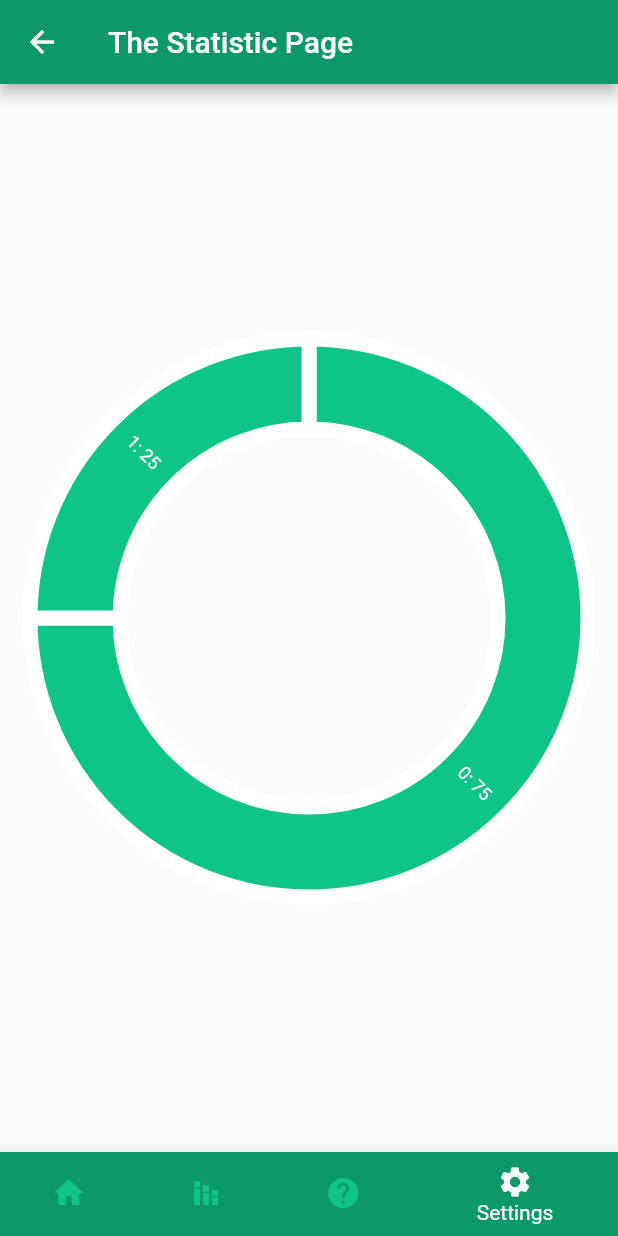
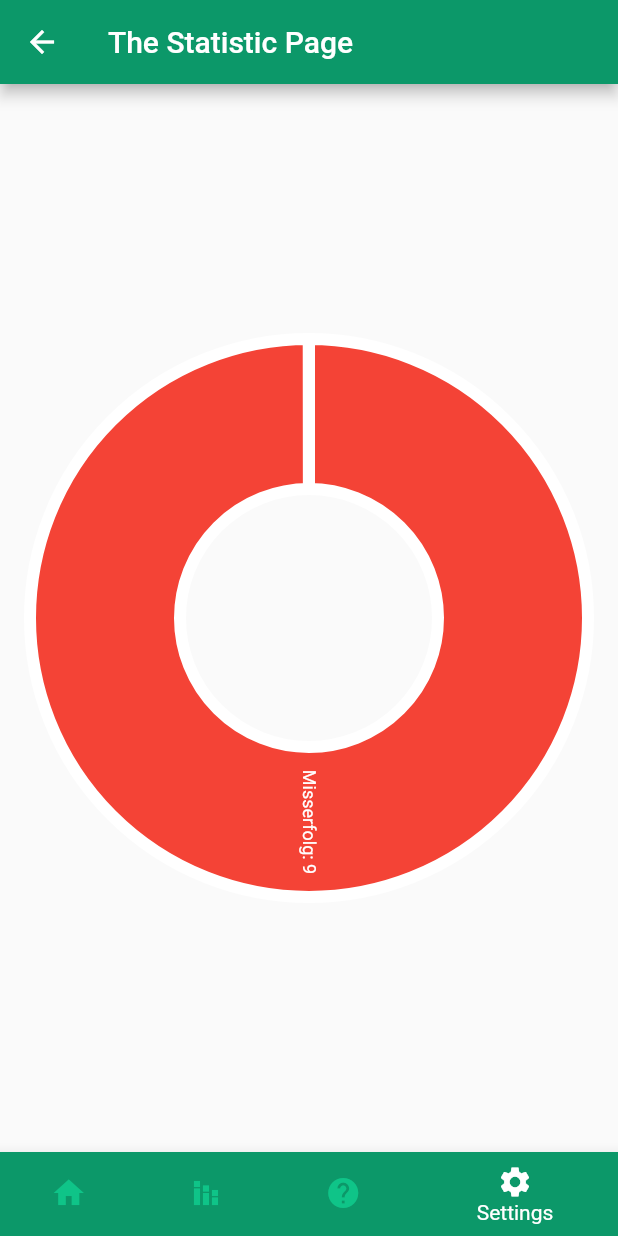
Before and after one commit to gurdipsingh/Color-Cards-Classroom, a Flutter app: the Statistic screen opened directly with empty values, on a phone screen of 412 x 824 dp. Run offline on Flutter 3.47's test engine with Material 2 defaults, Android fonts, the phone set to English and light mode, and no system bars; our stand-ins replace charts_flutter.

```diff
--- a/lib/components/PassingArgument.dart
+++ b/lib/components/PassingArgument.dart
@@ -1,12 +1,13 @@
 import 'package:e_learning/components/indexCardObject.dart';
 import 'package:e_learning/components/score.dart';
+import 'package:flutter/material.dart';
 
 class PassingArgument {
   String _name;
   Map<String, String> _navigation = {};
   Map _settings = {"language": "GERMAN"};
   List<IndexCardObject> _cards = [];
-  List<Score> _scoreSheet = [];
+  List<Score> _scoreSheet = [new Score(0, DateTime.now(), 'Erfolg', Colors.green)];
   Score _unratedScore;
 
   PassingArgument(String name) {
@@ -34,12 +35,12 @@ class PassingArgument {
   }
 
   void addScore(DateTime time, int numberOfRightAnswer) {
-    Score score = new Score(numberOfRightAnswer, time);
+    Score score = new Score(numberOfRightAnswer, time, 'Erfolg', Colors.green);
     this._scoreSheet.add(score);
   }
 
   void setUnratedScore(DateTime time, int numberOfRightAnswer) {
-    this._unratedScore = new Score(numberOfRightAnswer, time);
+    this._unratedScore = new Score(numberOfRightAnswer, time, 'Erfolg', Colors.green);
   }
 
   String getName() {
--- a/lib/components/donutAutoLabelChart.dart
+++ b/lib/components/donutAutoLabelChart.dart
@@ -1,6 +1,5 @@
-/// Donut chart with labels example. This is a simple pie chart with a hole in
-/// the middle.
 import 'package:charts_flutter/flutter.dart' as charts;
+import 'package:e_learning/components/score.dart';
 import 'package:flutter/material.dart';
 
 class DonutAutoLabelChart extends StatelessWidget {
@@ -9,12 +8,10 @@ class DonutAutoLabelChart extends StatelessWidget {
 
   DonutAutoLabelChart(this.seriesList, {this.animate});
 
-  /// Creates a [PieChart] with sample data and no transition.
-  factory DonutAutoLabelChart.withSampleData() {
+  factory DonutAutoLabelChart.withSampleData(Score score) {
     return new DonutAutoLabelChart(
-      _createSampleData(),
-      // Disable animations for image tests.
-      animate: false,
+      _createScoreData(score),
+      animate: true,
     );
   }
 
@@ -23,36 +20,27 @@ class DonutAutoLabelChart extends StatelessWidget {
     return new charts.PieChart(seriesList,
         animate: animate,
         defaultRenderer: new charts.ArcRendererConfig(
-            arcWidth: 60,
-            strokeWidthPx: 10,
+            arcWidth: 100,
+            strokeWidthPx: 8,
             arcRendererDecorators: [new charts.ArcLabelDecorator()]));
   }
 
-  /// Create one series with sample hard coded data.
-  static List<charts.Series<LinearSales, int>> _createSampleData() {
+  static List<charts.Series<Score, String>> _createScoreData(Score score) {
     final data = [
-      new LinearSales(0, 75),
-      new LinearSales(1, 25),
+      score,
+      new Score(score.getNumberOfWrong(), DateTime.now(), 'Misserfolg', Colors.red),
     ];
 
     return [
-      new charts.Series<LinearSales, int>(
-          id: 'Sales',
-          domainFn: (LinearSales sales, _) => sales.year,
-          measureFn: (LinearSales sales, _) => sales.sales,
+      new charts.Series<Score, String>(
+          id: 'Score',
+          domainFn: (Score score, _) => score.getDateTime().toString(),
+          measureFn: (Score score, _) => score.getNumberOfRights(),
           data: data,
-          // Set a label accessor to control the text of the arc label.
-          labelAccessorFn: (LinearSales row, _) => '${row.year}: ${row.sales}',
-          colorFn: (LinearSales color, _) =>
-              charts.Color(a: 255, r: 15, g: 196, b: 136))
+          labelAccessorFn: (Score score, _) =>
+              '${score.label}: ${score.getNumberOfRights()}',
+          colorFn: (Score score, _) =>
+              charts.ColorUtil.fromDartColor(score.color))
     ];
   }
 }
-
-/// Sample linear data type.
-class LinearSales {
-  final int year;
-  final int sales;
-
-  LinearSales(this.year, this.sales);
-}
--- a/lib/components/score.dart
+++ b/lib/components/score.dart
@@ -1,14 +1,20 @@
+import 'dart:ui';
+
 class Score {
   int _numberOfRight;
   int _numberOfWrong;
   DateTime _date;
   double score;
+  String label;
+  Color color;
 
-  Score(int numberOfRight, DateTime date) {
+  Score(int numberOfRight, DateTime date, String label, Color color) {
     this._numberOfRight = numberOfRight;
     this._numberOfWrong = 9 - numberOfRight;
     this._date = date;
     this.score = numberOfRight / 9;
+    this.label = label;
+    this.color = color;
   }
 
   String getNumberOfRightAsString() {
@@ -26,4 +32,12 @@ class Score {
   int getPercentage() {
     return ((this._numberOfRight / 9) * 100).toInt();
   }
+
+  int getNumberOfRights() {
+    return this._numberOfRight;
+  }
+
+  int getNumberOfWrong() {
+    return this._numberOfWrong;
+  }
 }
--- a/lib/main.dart
+++ b/lib/main.dart
@@ -10,6 +10,7 @@ class MyApp extends StatelessWidget {
   @override
   Widget build(BuildContext context) {
     return MaterialApp(
+      debugShowCheckedModeBanner: false,
       title: 'E-Learning App',
       initialRoute: '/startScreen',
       onGenerateRoute: RouteGenerator.generateRoute,
--- a/lib/screens/statistic.dart
+++ b/lib/screens/statistic.dart
@@ -1,7 +1,8 @@
 import 'package:e_learning/components/PassingArgument.dart';
+import 'package:e_learning/components/donutAutoLabelChart.dart';
 import 'package:e_learning/components/myButtomNavBar.dart';
-import 'package:e_learning/components/donutAutoLabelChart.dart';
 import 'package:flutter/material.dart';
+
 import '../constants.dart';
 
 class Statistic extends StatelessWidget {
@@ -22,7 +23,7 @@ class Statistic extends StatelessWidget {
       ),
       body: Center(
         //child: Text('Statistic of ${passingArgument.getName()}'),
-        child: DonutAutoLabelChart.withSampleData(),
+        child: DonutAutoLabelChart.withSampleData(passingArgument.getLatestScore()),
       ),
       bottomNavigationBar: MyButtomNavigationBar(
         passingArgument: passingArgument,
```
